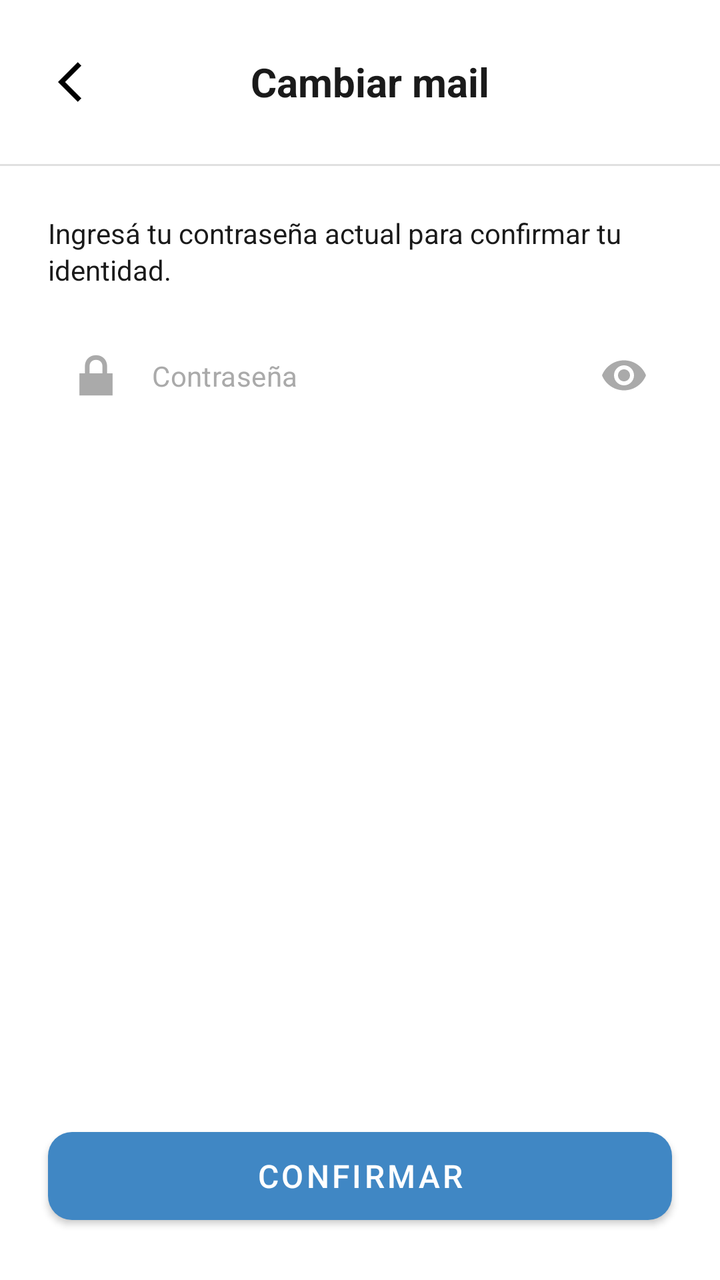
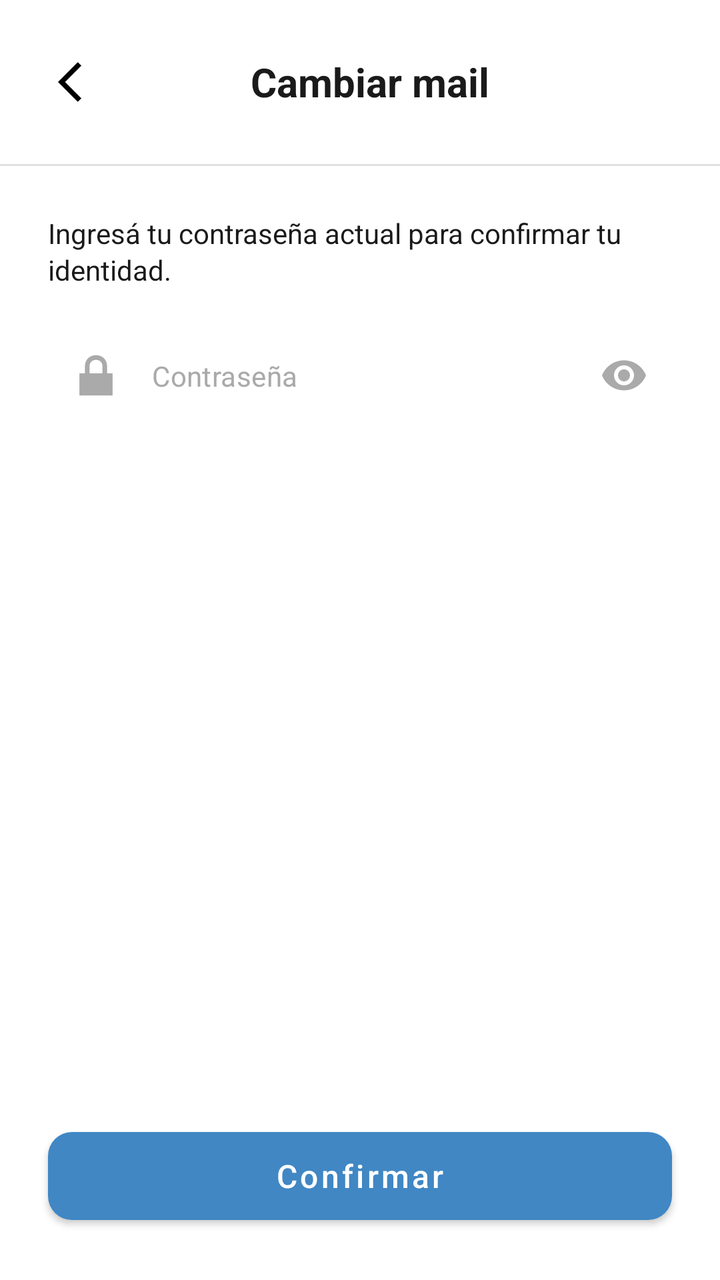

Screens rendered from an Android XML layout before and after an edit, with the pre-edit source and the edit as a unified diff.
<!-- AndroidManifest.xml: application theme Theme.FollowUp -->
<!-- res/layout/activity_cambiar_mail.xml -->
<?xml version="1.0" encoding="utf-8"?>
<androidx.constraintlayout.widget.ConstraintLayout
    xmlns:android="http://schemas.android.com/apk/res/android"
    xmlns:app="http://schemas.android.com/apk/res-auto"
    xmlns:tools="http://schemas.android.com/tools"
    android:id="@+id/main"
    android:layout_width="match_parent"
    android:layout_height="match_parent"
    android:background="@android:color/white">

    
    <LinearLayout
        android:id="@+id/topBar"
        android:layout_width="0dp"
        android:layout_height="wrap_content"
        android:orientation="horizontal"
        android:gravity="center_vertical"
        android:paddingStart="16dp"
        android:paddingEnd="16dp"
        android:paddingTop="16dp"
        android:paddingBottom="16dp"
        app:layout_constraintTop_toTopOf="parent"
        app:layout_constraintStart_toStartOf="parent"
        app:layout_constraintEnd_toEndOf="parent">

        <ImageButton
            android:id="@+id/backButton"
            android:layout_width="48dp"
            android:layout_height="48dp"
            android:layout_margin="1dp"
            android:background="?attr/selectableItemBackgroundBorderless"
            android:importantForAccessibility="no"
            android:src="@drawable/ic_back_arrow_black" />

        <TextView
            android:id="@+id/tvTitle"
            android:layout_width="0dp"
            android:layout_height="wrap_content"
            android:layout_weight="1"
            android:text="@string/cambiar_mail_titulo"
            android:textSize="20sp"
            android:textStyle="bold"
            android:textColor="#1A1A1A"
            android:gravity="center"
            android:layout_marginEnd="40dp" />

    </LinearLayout>

    
    <View
        android:id="@+id/divider"
        android:layout_width="0dp"
        android:layout_height="1dp"
        android:background="#E0E0E0"
        app:layout_constraintTop_toBottomOf="@id/topBar"
        app:layout_constraintStart_toStartOf="parent"
        app:layout_constraintEnd_toEndOf="parent" />

    
    <TextView
        android:id="@+id/tvInstruccion"
        android:layout_width="0dp"
        android:layout_height="wrap_content"
        android:text="@string/ingres_tu_contrase_a_actual_para_confirmar_tu_identidad"
        android:textSize="14sp"
        android:textColor="#1A1A1A"
        android:lineSpacingExtra="2dp"
        android:layout_marginStart="24dp"
        android:layout_marginEnd="24dp"
        android:layout_marginTop="24dp"
        app:layout_constraintTop_toBottomOf="@id/divider"
        app:layout_constraintStart_toStartOf="parent"
        app:layout_constraintEnd_toEndOf="parent" />

    
    <com.google.android.material.textfield.TextInputLayout
        android:id="@+id/tilPassword"
        style="@style/Widget.MaterialComponents.TextInputLayout.FilledBox.Dense"
        android:layout_width="0dp"
        android:layout_height="wrap_content"
        android:layout_marginStart="24dp"
        android:layout_marginEnd="24dp"
        android:layout_marginTop="16dp"
        app:boxBackgroundColor="@color/input_background"
        app:boxCornerRadiusBottomEnd="12dp"
        app:boxCornerRadiusBottomStart="12dp"
        app:boxCornerRadiusTopEnd="12dp"
        app:boxCornerRadiusTopStart="12dp"
        app:boxStrokeWidth="0dp"
        app:boxStrokeWidthFocused="0dp"
        app:endIconMode="password_toggle"
        app:endIconTint="#AAAAAA"
        app:hintEnabled="false"
        app:layout_constraintTop_toBottomOf="@id/tvInstruccion"
        app:layout_constraintStart_toStartOf="parent"
        app:layout_constraintEnd_toEndOf="parent"
        app:startIconDrawable="@android:drawable/ic_lock_lock"
        app:startIconTint="#AAAAAA">

        <com.google.android.material.textfield.TextInputEditText
            android:id="@+id/etPassword"
            android:layout_width="match_parent"
            android:layout_height="wrap_content"
            android:hint="Contraseña"
            android:inputType="textPassword"
            android:paddingVertical="18dp"
            android:textColor="#1A1A1A"
            android:textColorHint="#AAAAAA"
            android:textSize="14sp" />

    </com.google.android.material.textfield.TextInputLayout>

    
    <TextView
        android:id="@+id/tvError"
        android:layout_width="0dp"
        android:layout_height="wrap_content"
        android:visibility="gone"
        android:textSize="12sp"
        android:textColor="#F44336"
        android:layout_marginStart="24dp"
        android:layout_marginEnd="24dp"
        android:layout_marginTop="8dp"
        app:layout_constraintTop_toBottomOf="@id/tilPassword"
        app:layout_constraintStart_toStartOf="parent"
        app:layout_constraintEnd_toEndOf="parent" />

    
    <TextView
        android:id="@+id/tvMensajeExito"
        android:layout_width="0dp"
        android:layout_height="wrap_content"
        android:visibility="gone"
        android:textSize="14sp"
        android:textColor="#4CAF50"
        android:layout_marginStart="24dp"
        android:layout_marginEnd="24dp"
        android:layout_marginTop="24dp"
        app:layout_constraintTop_toBottomOf="@id/divider"
        app:layout_constraintStart_toStartOf="parent"
        app:layout_constraintEnd_toEndOf="parent" />

    
    <com.google.android.material.textfield.TextInputLayout
        android:id="@+id/tilEmail"
        style="@style/Widget.MaterialComponents.TextInputLayout.FilledBox.Dense"
        android:layout_width="0dp"
        android:layout_height="wrap_content"
        android:layout_marginStart="24dp"
        android:layout_marginEnd="24dp"
        android:layout_marginTop="16dp"
        android:visibility="gone"
        app:boxBackgroundColor="@color/input_background"
        app:boxCornerRadiusBottomEnd="12dp"
        app:boxCornerRadiusBottomStart="12dp"
        app:boxCornerRadiusTopEnd="12dp"
        app:boxCornerRadiusTopStart="12dp"
        app:boxStrokeWidth="0dp"
        app:boxStrokeWidthFocused="0dp"
        app:hintEnabled="false"
        app:layout_constraintTop_toBottomOf="@id/tvInstruccion"
        app:layout_constraintStart_toStartOf="parent"
        app:layout_constraintEnd_toEndOf="parent">

        <com.google.android.material.textfield.TextInputEditText
            android:id="@+id/etEmail"
            android:layout_width="match_parent"
            android:layout_height="wrap_content"
            android:hint="@string/correo_hint"
            android:inputType="textEmailAddress"
            android:paddingVertical="18dp"
            android:textColor="#1A1A1A"
            android:textColorHint="#AAAAAA"
            android:textSize="14sp" />

    </com.google.android.material.textfield.TextInputLayout>

    
    <com.google.android.material.button.MaterialButton
        android:id="@+id/btn_Verificar"
        android:layout_width="0dp"
        android:layout_height="56dp"
        android:text="Confirmar"
        android:textColor="@android:color/white"
        android:textSize="16sp"
        app:cornerRadius="12dp"
        android:layout_marginStart="24dp"
        android:layout_marginEnd="24dp"
        android:layout_marginBottom="24dp"
        app:layout_constraintBottom_toBottomOf="parent"
        app:layout_constraintStart_toStartOf="parent"
        app:layout_constraintEnd_toEndOf="parent" />

    <com.google.android.material.button.MaterialButton
        android:id="@+id/btn_EnviarMail"
        android:layout_width="0dp"
        android:layout_height="56dp"
        android:text="@string/enviar_enlace_de_verificacion_btn"
        android:textColor="@android:color/white"
        android:textSize="16sp"
        app:cornerRadius="12dp"
        android:layout_marginStart="24dp"
        android:layout_marginEnd="24dp"
        android:layout_marginBottom="24dp"
        android:visibility="gone"
        app:layout_constraintBottom_toBottomOf="parent"
        app:layout_constraintStart_toStartOf="parent"
        app:layout_constraintEnd_toEndOf="parent" />

</androidx.constraintlayout.widget.ConstraintLayout>
<!-- resources referenced by this layout -->
<resources>
  <color name="input_background">@color/surface_secondary</color>
  <!-- drawable ic_back_arrow_black (drawable) -->
  <vector xmlns:android="http://schemas.android.com/apk/res/android" android:autoMirrored="true" android:height="24dp" android:tint="#000000" android:viewportHeight="24" android:viewportWidth="24" android:width="24dp">
        
      <path android:fillColor="@android:color/white" android:pathData="M11.67,3.87L9.9,2.1 0,12l9.9,9.9 1.77,-1.77L3.54,12z"/>
      
  </vector>
  <string name="cambiar_mail_titulo">Cambiar mail</string>
  <string name="correo_hint">usuario@mail.com</string>
  <string name="enviar_enlace_de_verificacion_btn">Enviar enlace de verificación</string>
  <string name="ingres_tu_contrase_a_actual_para_confirmar_tu_identidad">Ingresá tu contraseña actual para confirmar tu identidad.</string>
  <style name="Theme.FollowUp" parent="Theme.MaterialComponents.DayNight.NoActionBar">
          <item name="colorPrimary">@color/primary_blue</item>
          <item name="colorPrimaryVariant">@color/primary_blue</item>
          <item name="colorOnPrimary">@color/white</item>
          <item name="android:windowBackground">@color/surface_primary</item>
          <item name="android:textColorPrimary">@color/text_primary</item>
          <item name="android:textColorSecondary">@color/text_secondary</item>
          <item name="android:textColorHint">@color/text_hint</item>
          <item name="boxStrokeColor">@color/primary_blue</item>
          <item name="materialAlertDialogTheme">@style/ThemeOverlay.FollowUp.Dialog</item>
      </style>
  <color name="surface_secondary">#FFFFFFFF</color>
  <color name="primary_blue">#FF4087C4</color>
  <color name="white">#FFFFFFFF</color>
  <color name="surface_primary">#FFFFFFFF</color>
  <color name="text_primary">#FF1E2939</color>
  <color name="text_secondary">#FF6C757D</color>
  <color name="text_hint">#FF999999</color>
  <style name="ThemeOverlay.FollowUp.Dialog" parent="ThemeOverlay.MaterialComponents.MaterialAlertDialog">
          <item name="android:background">@color/surface_primary</item>
      </style>
</resources>

<!-- the commit's change to res/layout/activity_cambiar_mail.xml (unified diff, before → after) -->
@@ -2,7 +2,6 @@
 <androidx.constraintlayout.widget.ConstraintLayout
     xmlns:android="http://schemas.android.com/apk/res/android"
     xmlns:app="http://schemas.android.com/apk/res-auto"
-    xmlns:tools="http://schemas.android.com/tools"
     android:id="@+id/main"
     android:layout_width="match_parent"
     android:layout_height="match_parent"
@@ -101,7 +100,7 @@
             android:id="@+id/etPassword"
             android:layout_width="match_parent"
             android:layout_height="wrap_content"
-            android:hint="Contraseña"
+            android:hint="@string/contrasenia_hint"
             android:inputType="textPassword"
             android:paddingVertical="18dp"
             android:textColor="#1A1A1A"
@@ -180,7 +179,8 @@
         android:id="@+id/btn_Verificar"
         android:layout_width="0dp"
         android:layout_height="56dp"
-        android:text="Confirmar"
+        android:text="@string/confirmar"
+        android:textAllCaps="false"
         android:textColor="@android:color/white"
         android:textSize="16sp"
         app:cornerRadius="12dp"
@@ -195,7 +195,8 @@
         android:id="@+id/btn_EnviarMail"
         android:layout_width="0dp"
         android:layout_height="56dp"
-        android:text="@string/enviar_enlace_de_verificacion_btn"
+        android:text="@string/enviar_mail"
+        android:textAllCaps="false"
         android:textColor="@android:color/white"
         android:textSize="16sp"
         app:cornerRadius="12dp"
<!-- resource entries referenced after the edit -->
@@ -8,8 +8,10 @@
       
   </vector>
   <string name="cambiar_mail_titulo">Cambiar mail</string>
+  <string name="confirmar">Confirmar</string>
+  <string name="contrasenia_hint">Contraseña</string>
   <string name="correo_hint">usuario@mail.com</string>
-  <string name="enviar_enlace_de_verificacion_btn">Enviar enlace de verificación</string>
+  <string name="enviar_mail">Enviar mail</string>
   <string name="ingres_tu_contrase_a_actual_para_confirmar_tu_identidad">Ingresá tu contraseña actual para confirmar tu identidad.</string>
   <style name="Theme.FollowUp" parent="Theme.MaterialComponents.DayNight.NoActionBar">
           <item name="colorPrimary">@color/primary_blue</item>
